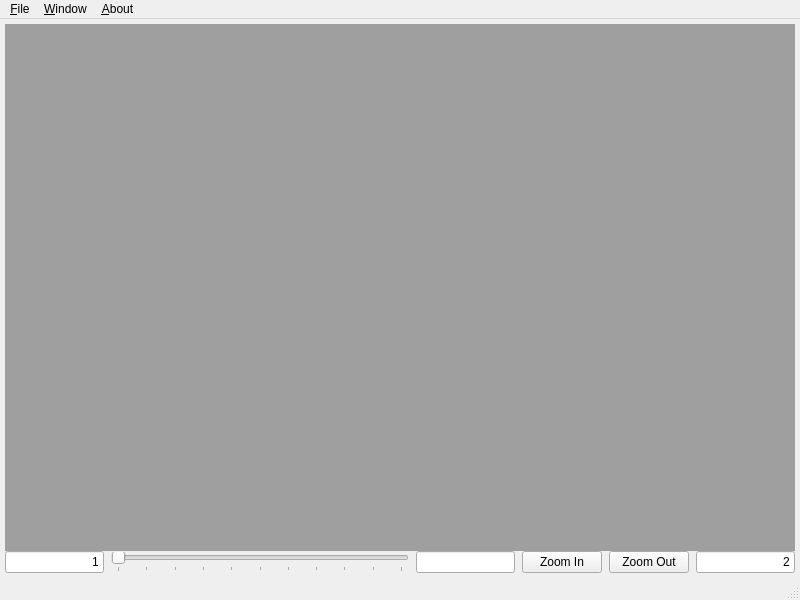
Above: MainWindowUI.ui from dsoutw/RenormalizationPlot before the change. Below: the same form after it.
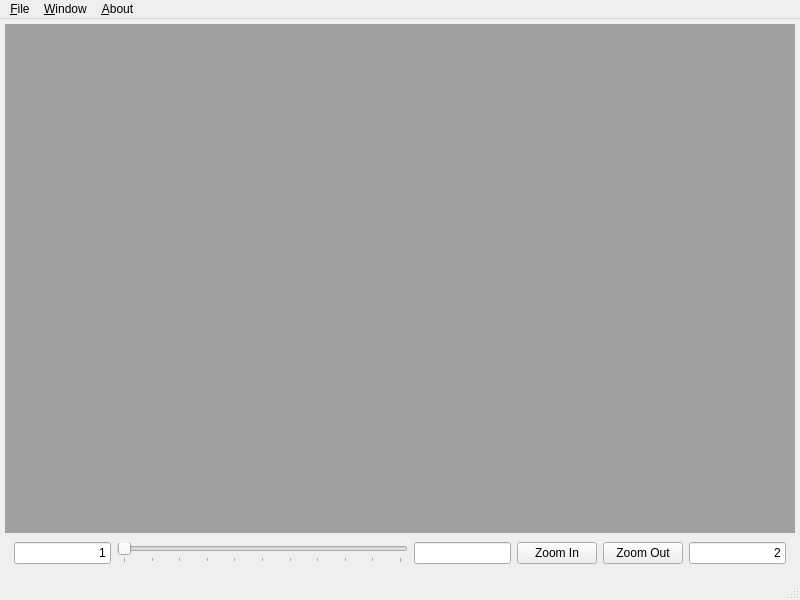
That is the form after the change.

Commit message: Added: complete ability to close and open file

The edit to the form file:
```diff
--- a/MainWindowUI.ui
+++ b/MainWindowUI.ui
@@ -47,16 +47,8 @@
      </widget>
     </item>
     <item>
-     <layout class="QHBoxLayout" name="parameterLayout" stretch="1,3,1,0,0,1">
-      <property name="spacing">
-       <number>7</number>
-      </property>
-      <property name="sizeConstraint">
-       <enum>QLayout::SetDefaultConstraint</enum>
-      </property>
-      <property name="bottomMargin">
-       <number>0</number>
-      </property>
+     <widget class="QWidget" name="parameterWidget" native="true">
+      <layout class="QHBoxLayout" name="horizontalLayout" stretch="1,3,1,0,0,1">
       <item>
        <widget class="QLineEdit" name="parameterMinEdit">
         <property name="baseSize">
@@ -127,6 +119,7 @@
        </widget>
       </item>
      </layout>
+     </widget>
     </item>
    </layout>
   </widget>
```
Lines whose indentation alone changed are shown as unchanged. The commit also changes 2 other files.
